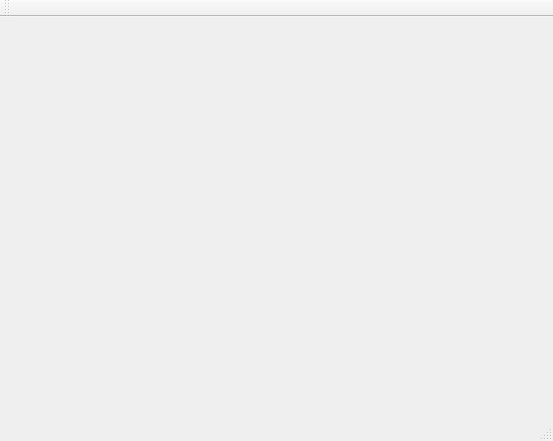
Qt form mainwindow.ui (AnvarNazar/AddressBook) before a commit.
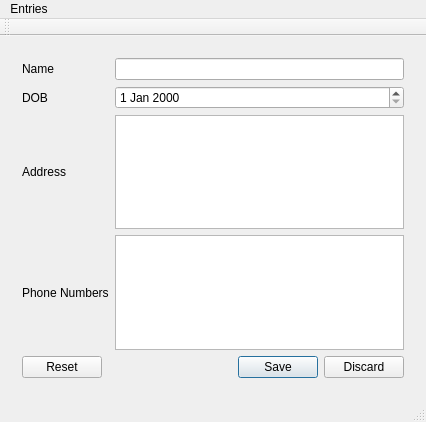
The same form after that commit. The open tabs and pages were chosen to show the change.

What changed in the file:
```diff
--- a/mainwindow.ui
+++ b/mainwindow.ui
@@ -6,23 +6,97 @@
    <rect>
     <x>0</x>
     <y>0</y>
-    <width>553</width>
-    <height>441</height>
+    <width>426</width>
+    <height>422</height>
    </rect>
   </property>
   <property name="windowTitle">
    <string>MainWindow</string>
   </property>
-  <widget class="QWidget" name="centralWidget"/>
+  <widget class="QWidget" name="centralWidget">
+   <layout class="QGridLayout" name="gridLayout">
+    <item row="0" column="0">
+     <widget class="QStackedWidget" name="stackedWidget">
+      <widget class="QWidget" name="listPage">
+       <layout class="QGridLayout" name="gridLayout_2">
+        <item row="0" column="0">
+         <widget class="QListWidget" name="listWidget"/>
+        </item>
+       </layout>
+      </widget>
+      <widget class="QWidget" name="detailsPage">
+       <layout class="QGridLayout" name="gridLayout_3">
+        <item row="0" column="0">
+         <widget class="QLabel" name="label">
+          <property name="text">
+           <string>Name</string>
+          </property>
+         </widget>
+        </item>
+        <item row="0" column="1">
+         <widget class="QLineEdit" name="nameEdit"/>
+        </item>
+        <item row="1" column="0">
+         <widget class="QLabel" name="label_2">
+          <property name="text">
+           <string>DOB</string>
+          </property>
+         </widget>
+        </item>
+        <item row="1" column="1">
+         <widget class="QDateEdit" name="birthDayEdit"/>
+        </item>
+        <item row="2" column="0">
+         <widget class="QLabel" name="label_3">
+          <property name="text">
+           <string>Address</string>
+          </property>
+         </widget>
+        </item>
+        <item row="2" column="1">
+         <widget class="QPlainTextEdit" name="addressEdit"/>
+        </item>
+        <item row="3" column="0">
+         <widget class="QLabel" name="label_4">
+          <property name="text">
+           <string>Phone Numbers</string>
+          </property>
+         </widget>
+        </item>
+        <item row="3" column="1">
+         <widget class="QPlainTextEdit" name="phoneNumbersEdit"/>
+        </item>
+        <item row="4" column="0" colspan="2">
+         <widget class="QDialogButtonBox" name="buttonBox">
+          <property name="standardButtons">
+           <set>QDialogButtonBox::Discard|QDialogButtonBox::Reset|QDialogButtonBox::Save</set>
+          </property>
+         </widget>
+        </item>
+       </layout>
+      </widget>
+     </widget>
+    </item>
+   </layout>
+  </widget>
   <widget class="QMenuBar" name="menuBar">
    <property name="geometry">
     <rect>
      <x>0</x>
      <y>0</y>
-     <width>553</width>
+     <width>426</width>
      <height>22</height>
     </rect>
    </property>
+   <widget class="QMenu" name="menuEntries">
+    <property name="title">
+     <string>Entries</string>
+    </property>
+    <addaction name="actionAdd"/>
+    <addaction name="actionEdit"/>
+    <addaction name="actionRemove"/>
+   </widget>
+   <addaction name="menuEntries"/>
   </widget>
   <widget class="QToolBar" name="mainToolBar">
    <attribute name="toolBarArea">
```
Left out of the diff: 15 changed lines with no effect on the pictures.
